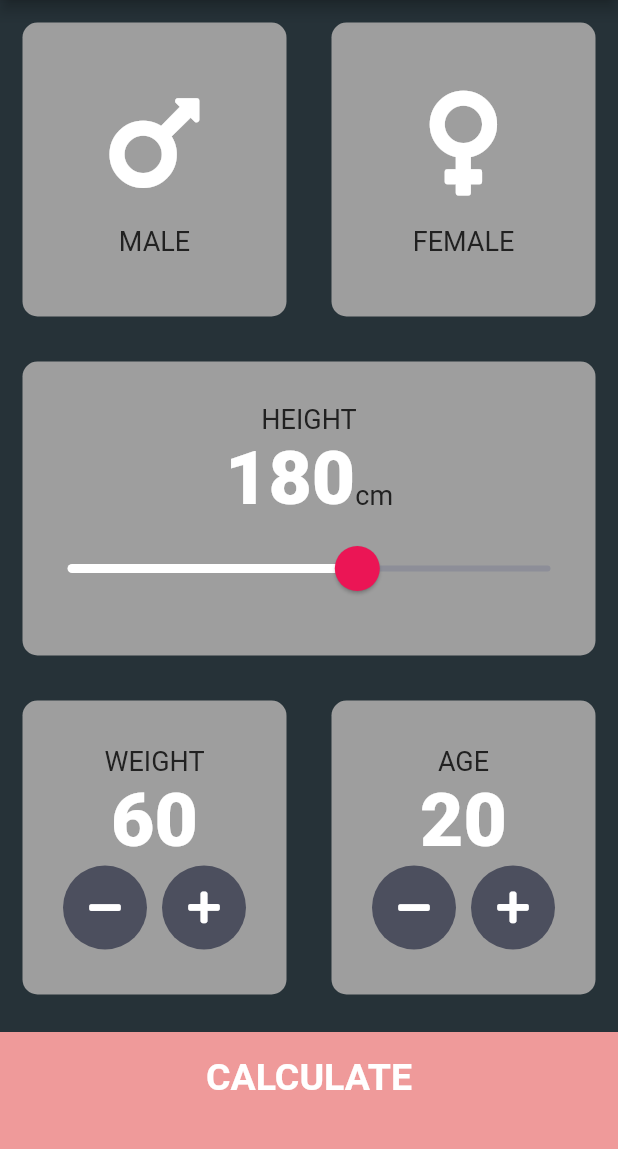
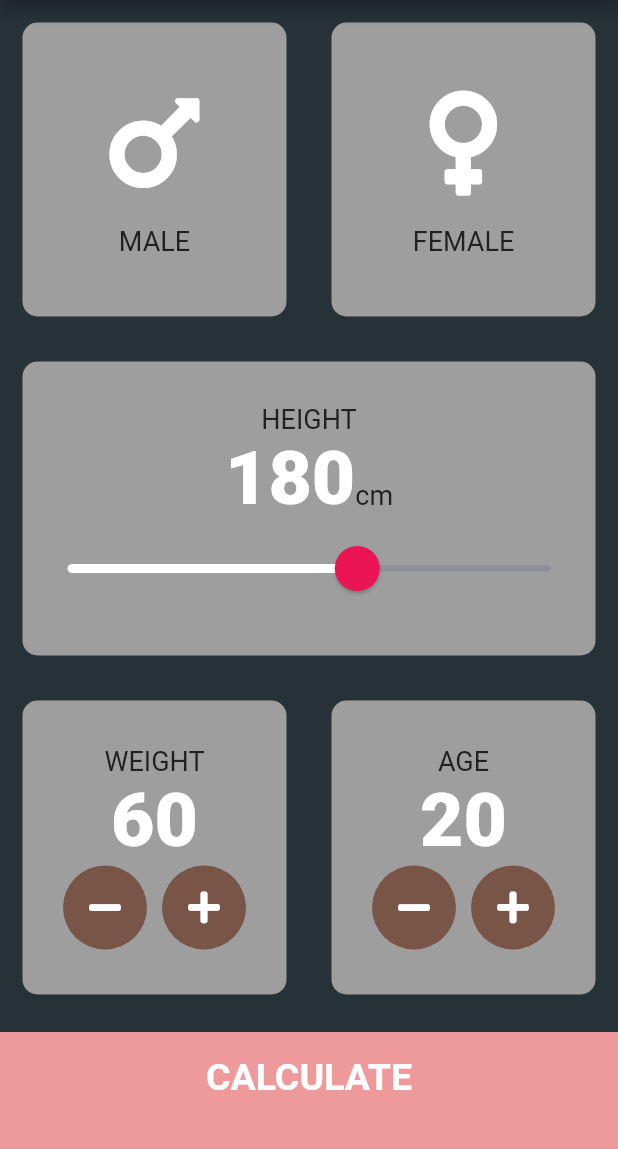
Before and after one commit to OxamaHxn/BMI-Calculator-Flutter-, a Flutter app: the screen it shows after launch, on a phone screen of 412 x 824 dp, the part 84-1233 px from its top. Run offline on Flutter 3.47's test engine with Material 2 defaults, Android fonts, the phone set to English and light mode, and no system bars; our stand-ins replace font_awesome_flutter.

Commit message:
pus and minus button customization

```diff
--- a/lib/components/round_icon_button.dart
+++ b/lib/components/round_icon_button.dart
@@ -17,7 +17,7 @@ class RoundIconButton extends StatelessWidget {
         height: 56.0,
       ),
       shape: CircleBorder(),
-      fillColor: Color(0xFF4C4F5E),
+      fillColor: Color(0xFF795548),
     );
   }
 }
```
